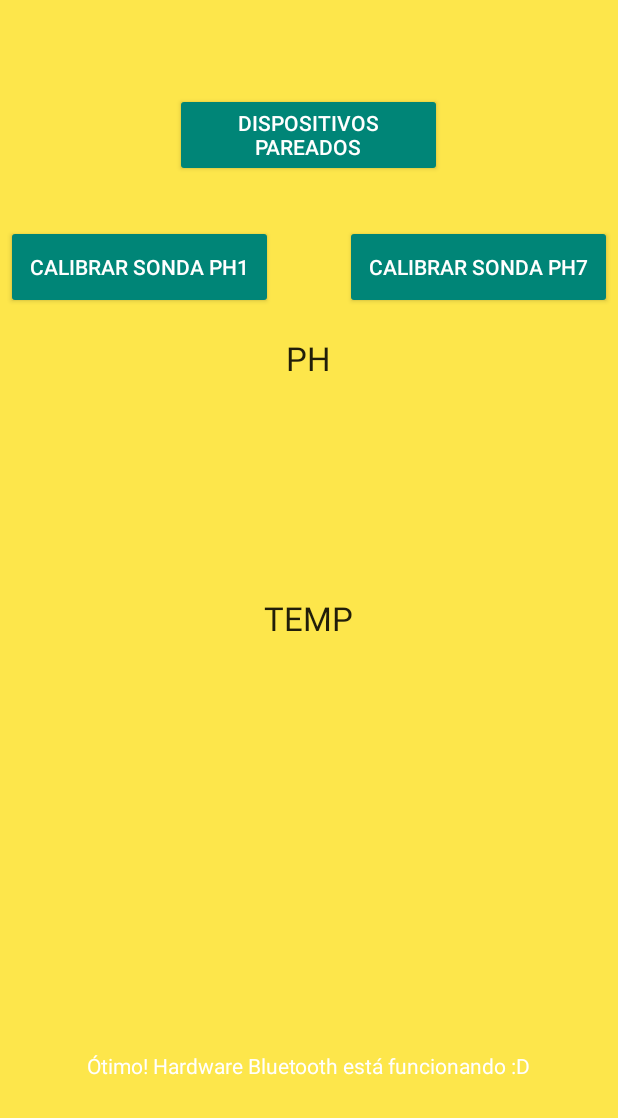
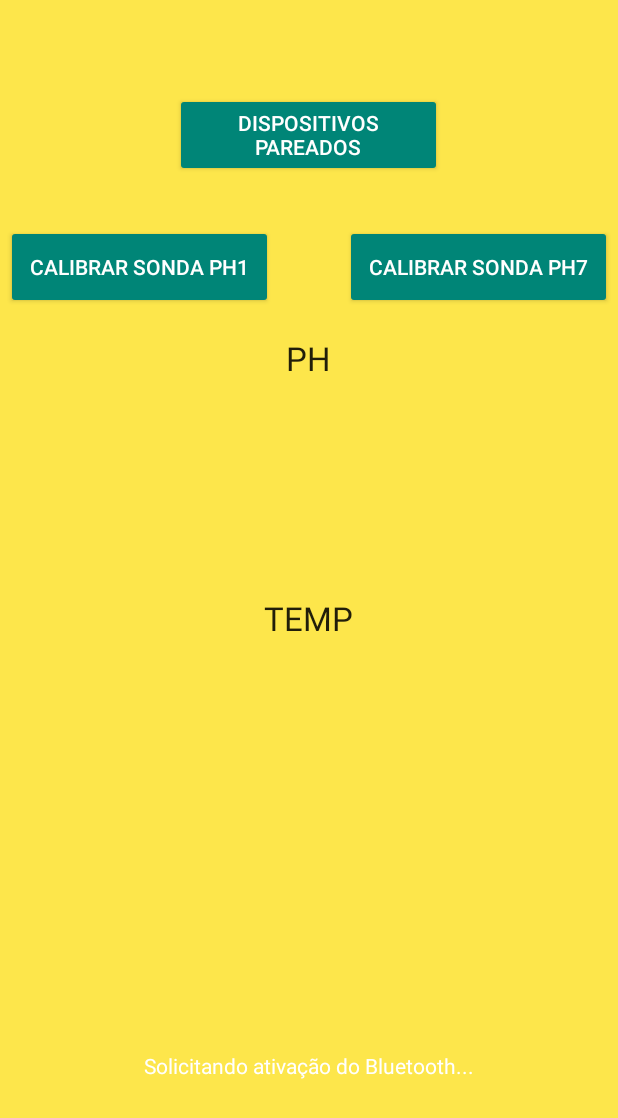
Before and after one commit to pedr0vict0r/PHmetro, an Android app: the screen it shows after launch (MainActivity), on a phone screen of 412 x 824 dp. Shown: the top 1118 px of the screen. Run offline under Robolectric (Android 15) with nearby library versions, the phone set to English and light mode, and no system bars.

Commit message:
Update MainActivity.java

```diff
--- a/app/src/main/java/br/ufpa/phmetro/MainActivity.java
+++ b/app/src/main/java/br/ufpa/phmetro/MainActivity.java
@@ -69,7 +69,15 @@ public class MainActivity extends Activity {
             faremos isso. Na prática, em um app que vai ser usado por outras
             pessoas, não faça isso.
          */
-        btAdapter.enable();
+        //btAdapter.enable();
+
+        if(!btAdapter.isEnabled()) {
+            Intent enableBtIntent = new Intent(BluetoothAdapter.ACTION_REQUEST_ENABLE);
+            startActivityForResult(enableBtIntent, ENABLE_BLUETOOTH);
+            statusMessage.setText("Solicitando ativação do Bluetooth...");
+        } else {
+            statusMessage.setText("Bluetooth já ativado :)");
+        }
 
         /* Um descanso rápido, para evitar bugs esquisitos.
          */
@@ -148,7 +156,7 @@ public class MainActivity extends Activity {
 
 
     /* Esse método é invocado sempre que o usuário clicar na TextView
-        que contem o contador. O app Android transmite a string "restart",
+        que contém o contador. O app Android transmite a string "restart",
         seguido de uma quebra de linha, que é o indicador de fim de mensagem.
      */
     public void restartCounter(View view) {
```
